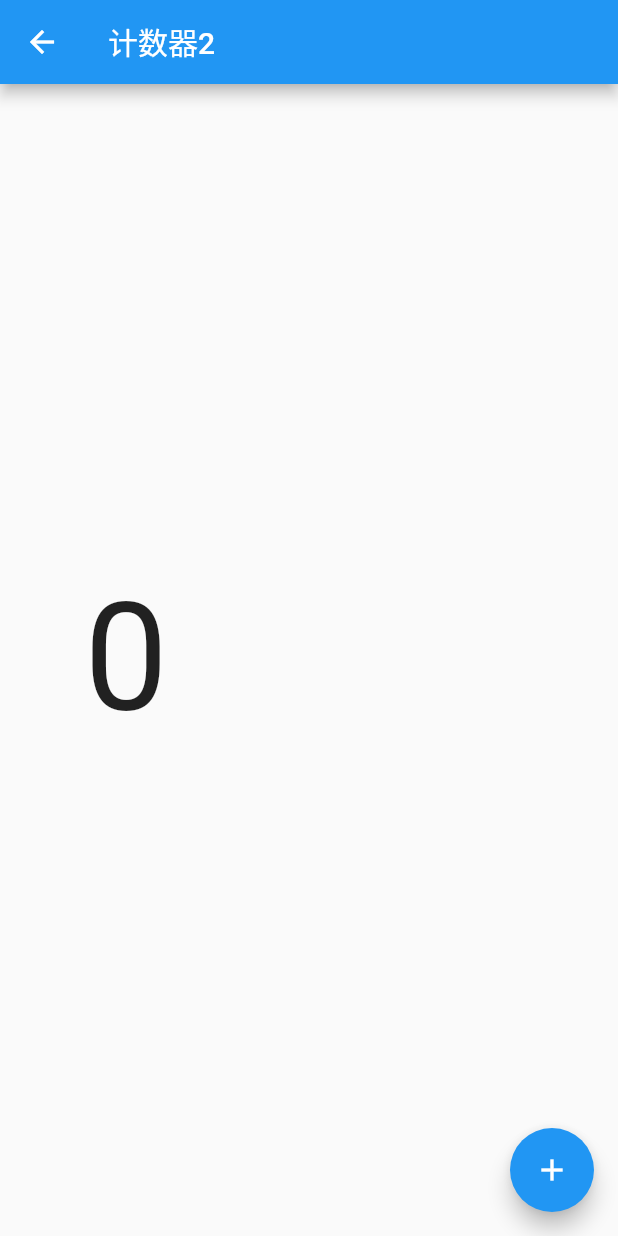
After one commit to svran/flutter-learning, a Flutter app: the AnimatedNumberDemoPage1 screen opened directly, on a phone screen of 412 x 824 dp. The commit adds this screen. Run offline on Flutter 3.47's test engine with Material 2 defaults, Android fonts, the phone set to English and light mode, and no system bars; drawn by our look-alikes of oktoast; our stand-ins replace dio, event_bus, logger; network calls fail.

Commit message:
_ animated

```diff
--- a/lib/study/animation/hero_anim_page.dart
+++ b/lib/study/animation/hero_anim_page.dart
@@ -34,7 +34,7 @@ class _HeroAnimDemoPageState extends State<HeroAnimDemoPage> {
                   Navigator.of(context).push(
                     PageRouteBuilder(
                       // builder: (context) => const SvranModalPage(),
-                      fullscreenDialog: true,
+                      // fullscreenDialog: true,
                       pageBuilder:
                           (BuildContext context, Animation<double> animation, Animation<double> secondaryAnimation) {
                         // return const SvranModalPage();
--- /dev/null
+++ b/lib/ws/anim/a04/animated_counter.dart
@@ -0,0 +1,46 @@
+import 'package:flutter/material.dart';
+
+class AnimatedCounter extends StatelessWidget {
+  final int value;
+  final Duration duration;
+
+  const AnimatedCounter({Key? key, required this.value, required this.duration}) : super(key: key);
+
+  @override
+  Widget build(BuildContext context) {
+    return TweenAnimationBuilder<double>(
+      duration: duration,
+      // 最初运行的时候, begin开始, 之后就从当前值变化为end值, 忽略begin ,就自动将end 复制一份作为begin
+      tween: Tween(end: value.toDouble()),
+      builder: (context, value, child) {
+        // logger.d("Svran: Flutter -> value: $value");
+        final whole = value ~/ 1;
+        final decimal = value - whole;
+        return Stack(
+          children: [
+            Positioned(
+              top: -100 * decimal,
+              child: Opacity(
+                opacity: 1.0 - decimal,
+                child: Text(
+                  '$whole',
+                  style: TextStyle(fontSize: 100),
+                ),
+              ),
+            ),
+            Positioned(
+              top: 100 - decimal * 100,
+              child: Opacity(
+                opacity: decimal,
+                child: Text(
+                  '${whole + 1}',
+                  style: TextStyle(fontSize: 100),
+                ),
+              ),
+            ),
+          ],
+        );
+      },
+    );
+  }
+}
--- /dev/null
+++ b/lib/ws/anim/a04/animated_number.dart
@@ -0,0 +1,41 @@
+import 'package:flutter/material.dart';
+import 'package:svran_flutter_study/public_code.dart';
+import 'package:svran_flutter_study/ws/anim/a04/animated_counter.dart';
+
+class AnimatedNumberDemoPage1 extends StatefulWidget {
+  const AnimatedNumberDemoPage1({Key? key}) : super(key: key);
+
+  @override
+  State<AnimatedNumberDemoPage1> createState() => _AnimatedNumberDemoPageState1();
+}
+
+class _AnimatedNumberDemoPageState1 extends State<AnimatedNumberDemoPage1> {
+  int _counter = 0;
+
+  @override
+  Widget build(BuildContext context) {
+    return Scaffold(
+      appBar: AppBar(
+        title: const Text("计数器2"),
+      ),
+      floatingActionButton: FloatingActionButton(
+        child: const Icon(Icons.add),
+        onPressed: () {
+          setState(() {
+            _counter += 1;
+          });
+        },
+      ),
+      body: Center(
+        child: Container(
+          width: 300,
+          height: 120,
+          child: AnimatedCounter(
+            value: _counter,
+            duration: const Duration(seconds: 1),
+          ),
+        ),
+      ),
+    );
+  }
+}
--- a/lib/ws/initalize_ws_pages_data.dart
+++ b/lib/ws/initalize_ws_pages_data.dart
@@ -1,6 +1,16 @@
 import 'package:svran_flutter_study/beans/svran_list_bean.dart';
-import 'package:svran_flutter_study/study/platform/method_channel.dart';
+import 'package:svran_flutter_study/ws/anim/a01/animated_widget.dart';
+import 'package:svran_flutter_study/ws/anim/a02/animated_switcher.dart';
+import 'package:svran_flutter_study/ws/anim/a03/animated_number.dart';
+import 'package:svran_flutter_study/ws/anim/a04/animated_number.dart';
+import 'package:svran_flutter_study/ws/anim/a05/tween_anim.dart';
+import 'package:svran_flutter_study/ws/anim/a06/anim_curves.dart';
 
 final List<SvranListBean> wsData = [
-  SvranListBean("动画 ", const SvranMethodChannel()),
+  SvranListBean("动画 AnimatedXXX", const AnimatedWidgetDemoPage()),
+  SvranListBean("动画 AnimatedSwitcher", const AnimatedSwitcherDemoPage()),
+  SvranListBean("动画 翻滚计数器", const AnimatedNumberDemoPage()),
+  SvranListBean("动画 翻滚计数器2", const AnimatedNumberDemoPage1()),
+  SvranListBean("动画 补间动画", const TweenAnimBuilderDemoPage()),
+  SvranListBean("动画 更多动画控制以及曲线", const CurvesDemoPage()),
 ];
```
Also changed, not shown: lib/ws/anim/a01/animated_widget.dart (added, +43 -0 lines), lib/ws/anim/a02/animated_switcher.dart (added, +49 -0 lines), lib/ws/anim/a03/animated_number.dart (added, +61 -0 lines), lib/ws/anim/a05/tween_anim.dart (added, +53 -0 lines), lib/ws/anim/a06/anim_curves.dart (added, +39 -0 lines), pubspec.yaml (+2 -10 lines), assets/fonts/Roboto/LICENSE.txt (deleted), assets/fonts/Roboto/Roboto-Black.ttf (deleted), assets/fonts/Roboto/Roboto-Bold.ttf (deleted), assets/fonts/Roboto/Roboto-Light.ttf (deleted), assets/fonts/Roboto/Roboto-Medium.ttf (deleted), assets/fonts/Roboto/Roboto-Regular.ttf (deleted), assets/fonts/Roboto/Roboto-Thin.ttf (deleted), pubspec.lock, 1 other file.
